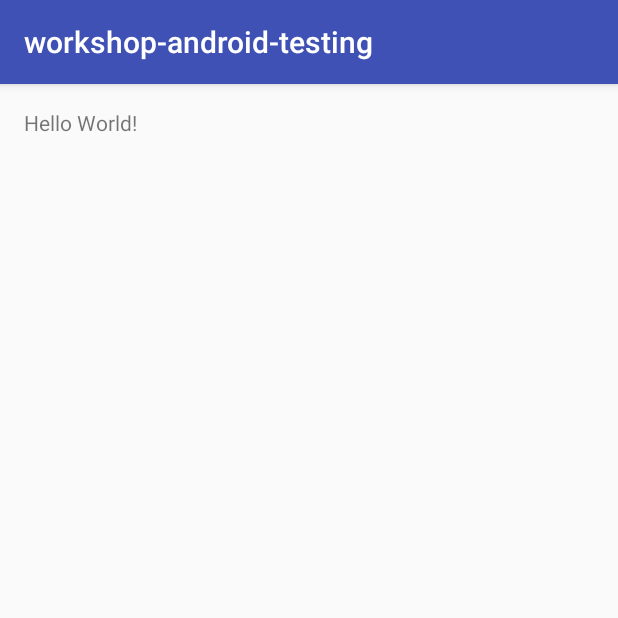
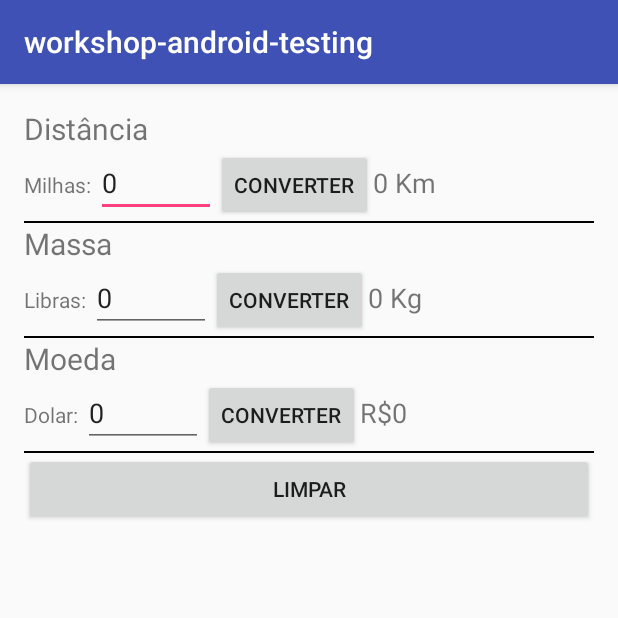
Before and after one commit to cezar-carneiro/workshop-android-testing, an Android app: the screen it shows after launch (MainActivity), on a phone screen of 412 x 824 dp, the top half of it. Run offline under Robolectric (Android 15) with nearby library versions, the phone set to English and light mode, and no system bars.

Commit message:
tela inicial

```diff
--- a/app/src/main/java/workshop/com/br/example/MainActivity.java
+++ b/app/src/main/java/workshop/com/br/example/MainActivity.java
@@ -1,13 +1,45 @@
 package workshop.com.br.example;
 
+import android.os.Bundle;
 import android.support.v7.app.AppCompatActivity;
-import android.os.Bundle;
+import android.widget.Button;
+import android.widget.EditText;
+import android.widget.TextView;
 
 public class MainActivity extends AppCompatActivity {
+
+    private EditText milhasEditText;
+    private EditText librasEditText;
+    private EditText dolarEditText;
+
+    private Button milhasButton;
+    private Button librasButton;
+    private Button dolarButton;
+
+    private TextView quilometrosTextView;
+    private TextView quilosTextView;
+    private TextView realTextView;
+
+    private Button limparButton;
 
     @Override
     protected void onCreate(Bundle savedInstanceState) {
         super.onCreate(savedInstanceState);
         setContentView(R.layout.activity_main);
+
+        milhasEditText = (EditText) findViewById(R.id.milhasEditText);
+        librasEditText = (EditText) findViewById(R.id.librasEditText);
+        dolarEditText = (EditText) findViewById(R.id.dolarEditText);
+
+        milhasButton = (Button) findViewById(R.id.milhasButton);
+        librasButton = (Button) findViewById(R.id.librasButton);
+        dolarButton = (Button) findViewById(R.id.dolarButton);
+
+        quilometrosTextView = (TextView) findViewById(R.id.quilometrosTextView);
+        quilosTextView = (TextView) findViewById(R.id.quilosTextView);
+        realTextView = (TextView) findViewById(R.id.realTextView);
+
+        limparButton = (Button) findViewById(R.id.limparButton);
+
     }
 }
--- a/app/src/main/res/layout/activity_main.xml
+++ b/app/src/main/res/layout/activity_main.xml
@@ -10,8 +10,148 @@
     android:paddingTop="@dimen/activity_vertical_margin"
     tools:context="workshop.com.br.example.MainActivity">
 
-    <TextView
-        android:layout_width="wrap_content"
+    <LinearLayout
+        android:layout_width="match_parent"
         android:layout_height="wrap_content"
-        android:text="Hello World!" />
+        android:orientation="vertical">
+
+        <TextView
+            android:layout_width="wrap_content"
+            android:layout_height="wrap_content"
+            android:textSize="20dp"
+            android:text="Distância" />
+
+        <LinearLayout
+            android:layout_width="match_parent"
+            android:layout_height="wrap_content"
+            android:orientation="horizontal">
+
+            <TextView
+                android:layout_width="wrap_content"
+                android:layout_height="wrap_content"
+                android:textSize="14dp"
+                android:text="Milhas: " />
+
+            <EditText
+                android:id="@+id/milhasEditText"
+                android:layout_width="120px"
+                android:layout_height="wrap_content"
+                android:text="0"/>
+
+            <Button
+                android:id="@+id/milhasButton"
+                android:layout_width="wrap_content"
+                android:layout_height="wrap_content"
+                android:text="Converter"/>
+
+            <TextView
+                android:id="@+id/quilometrosTextView"
+                android:layout_width="wrap_content"
+                android:layout_height="wrap_content"
+                android:textSize="18dp"
+                android:text="0 Km" />
+
+        </LinearLayout>
+
+        <View
+            android:layout_width="match_parent"
+            android:layout_height="2px"
+            android:background="#000">
+        </View>
+
+        <TextView
+            android:layout_width="wrap_content"
+            android:layout_height="wrap_content"
+            android:textSize="20dp"
+            android:text="Massa" />
+
+        <LinearLayout
+            android:layout_width="match_parent"
+            android:layout_height="wrap_content"
+            android:orientation="horizontal">
+
+            <TextView
+                android:layout_width="wrap_content"
+                android:layout_height="wrap_content"
+                android:textSize="14dp"
+                android:text="Libras: " />
+
+            <EditText
+                android:id="@+id/librasEditText"
+                android:layout_width="120px"
+                android:layout_height="wrap_content"
+                android:text="0"/>
+
+            <Button
+                android:id="@+id/librasButton"
+                android:layout_width="wrap_content"
+                android:layout_height="wrap_content"
+                android:text="Converter"/>
+
+            <TextView
+                android:id="@+id/quilosTextView"
+                android:layout_width="wrap_content"
+                android:layout_height="wrap_content"
+                android:textSize="18dp"
+                android:text="0 Kg" />
+
+        </LinearLayout>
+
+        <View
+            android:layout_width="match_parent"
+            android:layout_height="2px"
+            android:background="#000">
+        </View>
+        <TextView
+            android:layout_width="wrap_content"
+            android:layout_height="wrap_content"
+            android:textSize="20dp"
+            android:text="Moeda" />
+
+        <LinearLayout
+            android:layout_width="match_parent"
+            android:layout_height="wrap_content"
+            android:orientation="horizontal">
+
+            <TextView
+                android:layout_width="wrap_content"
+                android:layout_height="wrap_content"
+                android:textSize="14dp"
+                android:text="Dolar: " />
+
+            <EditText
+                android:id="@+id/dolarEditText"
+                android:layout_width="120px"
+                android:layout_height="wrap_content"
+                android:text="0"/>
+
+            <Button
+                android:id="@+id/dolarButton"
+                android:layout_width="wrap_content"
+                android:layout_height="wrap_content"
+                android:text="Converter"/>
+
+            <TextView
+                android:id="@+id/realTextView"
+                android:layout_width="wrap_content"
+                android:layout_height="wrap_content"
+                android:textSize="18dp"
+                android:text="R$0" />
+
+        </LinearLayout>
+
+        <View
+            android:layout_width="match_parent"
+            android:layout_height="2px"
+            android:background="#000">
+        </View>
+
+        <Button
+            android:id="@+id/limparButton"
+            android:layout_width="match_parent"
+            android:layout_height="wrap_content"
+            android:text="limpar"/>
+
+    </LinearLayout>
+
 </RelativeLayout>
```
